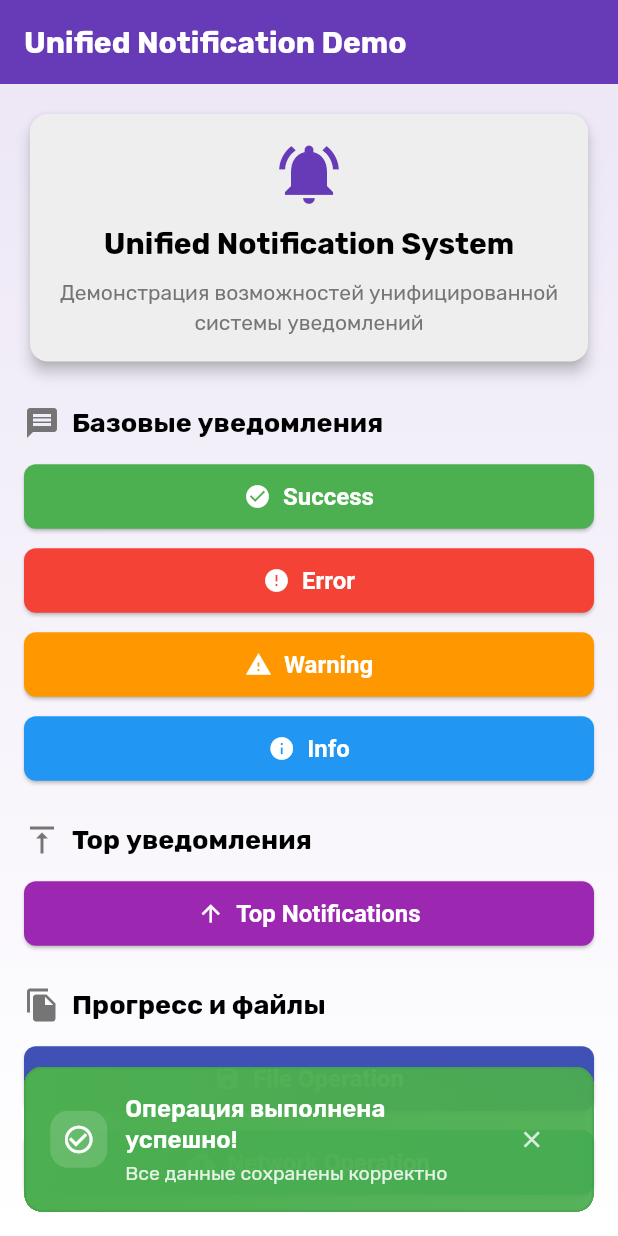
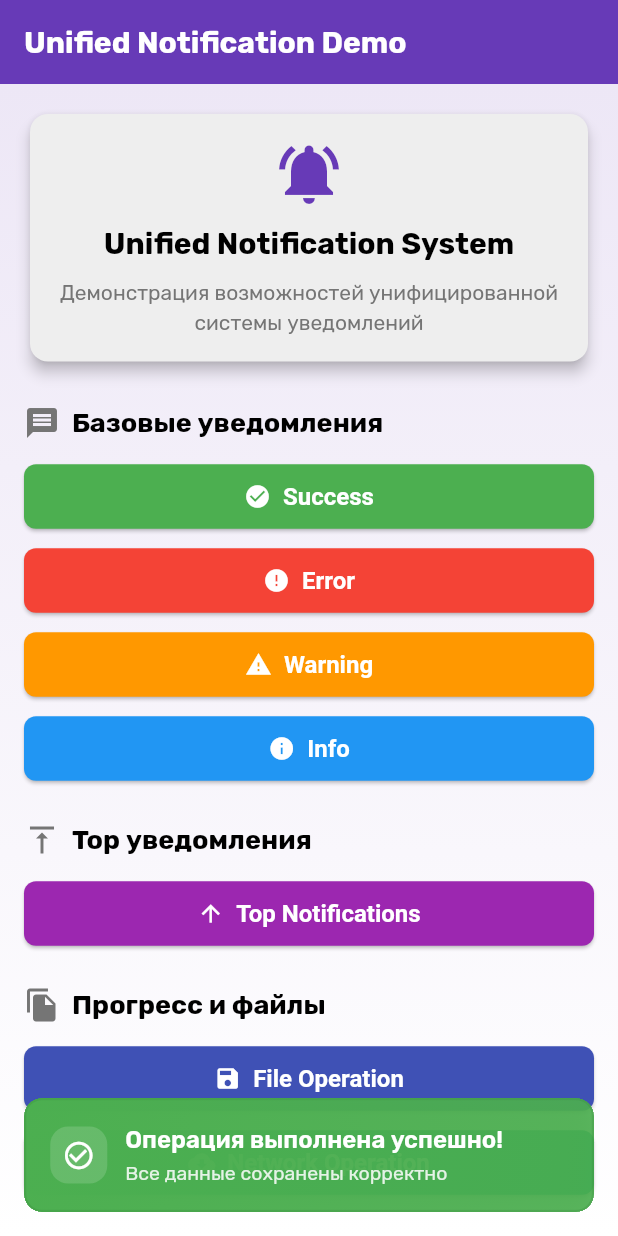
Before and after one commit to vartec-chs/codexa_pass, a Flutter app: the screen it shows after launch, after a tap on "Success", on a phone screen of 412 x 824 dp. Run offline on Flutter 3.47's test engine with Material 3 defaults, Android fonts, the light colour scheme and no system bars; our stand-ins replace device_info_plus, drift, flutter_riverpod, freezed_annotation, go_router, google_fonts and 6 more; missing offline and left inert: go_transitions, window_manager; accounts and stored records are empty; generated files the repository leaves out were written again; statements that could not run were skipped.

Commit message:
refactor: Simplify widget constructors by using 'super.key' and remove unused imports

````diff
--- a/lib/app/routing/router.dart
+++ b/lib/app/routing/router.dart
@@ -1,9 +1,6 @@
 import 'package:codexa_pass/app/routing/routes_path.dart';
-import 'package:codexa_pass/app/utils/snack_bar/examples/top_snack_bar_demo.dart';
-import 'package:codexa_pass/app/utils/snack_bar/top_snack_bar.dart';
 import 'package:codexa_pass/app/utils/unified_notifications/examples/unified_notification_demo.dart';
 import 'package:codexa_pass/features/home/home.dart';
-import 'package:codexa_pass/features/setup/setup.dart';
 
 import 'package:go_router/go_router.dart';
 
--- a/lib/app/utils/snack_bar/examples/top_snack_bar_demo.dart
+++ b/lib/app/utils/snack_bar/examples/top_snack_bar_demo.dart
@@ -3,7 +3,7 @@
 
 /// Демо-страница для Top Snack Bar
 class TopSnackBarDemo extends StatefulWidget {
-  const TopSnackBarDemo({Key? key}) : super(key: key);
+  const TopSnackBarDemo({super.key});
 
   @override
   State<TopSnackBarDemo> createState() => _TopSnackBarDemoState();
--- a/lib/app/utils/snack_bar/top_snack_bar.dart
+++ b/lib/app/utils/snack_bar/top_snack_bar.dart
@@ -132,7 +132,7 @@
 
 /// Пример использования Top Snack Bar
 class TopSnackBarExample extends StatelessWidget {
-  const TopSnackBarExample({Key? key}) : super(key: key);
+  const TopSnackBarExample({super.key});
 
   @override
   Widget build(BuildContext context) {
--- a/lib/app/utils/snack_bar/top_snack_bar_widget.dart
+++ b/lib/app/utils/snack_bar/top_snack_bar_widget.dart
@@ -7,10 +7,10 @@
   final VoidCallback onDismiss;
 
   const TopSnackBarWidget({
-    Key? key,
+    super.key,
     required this.config,
     required this.onDismiss,
-  }) : super(key: key);
+  });
 
   @override
   State<TopSnackBarWidget> createState() => _TopSnackBarWidgetState();
--- a/lib/app/utils/unified_notifications/examples/unified_notification_demo.dart
+++ b/lib/app/utils/unified_notifications/examples/unified_notification_demo.dart
@@ -4,7 +4,7 @@
 
 /// Демонстрационное приложение для унифицированной системы уведомлений
 class UnifiedNotificationDemo extends StatefulWidget {
-  const UnifiedNotificationDemo({Key? key}) : super(key: key);
+  const UnifiedNotificationDemo({super.key});
 
   @override
   State<UnifiedNotificationDemo> createState() =>
--- a/lib/app/utils/unified_notifications/notification_manager.dart
+++ b/lib/app/utils/unified_notifications/notification_manager.dart
@@ -527,21 +527,6 @@
               ),
             ),
           ],
-
-          // Кнопка закрытия
-          if (config.showCloseButton) ...[
-            const SizedBox(width: 4),
-            IconButton(
-              onPressed: () => hideSnackBar(),
-              icon: Icon(
-                Icons.close,
-                color: colors.iconColor.withOpacity(0.8),
-                size: 18,
-              ),
-              padding: const EdgeInsets.all(4),
-              constraints: const BoxConstraints(),
-            ),
-          ],
         ],
       ),
     );
--- a/lib/app/utils/unified_notifications/notification_widget.dart
+++ b/lib/app/utils/unified_notifications/notification_widget.dart
@@ -7,10 +7,10 @@
   final VoidCallback onDismiss;
 
   const NotificationWidget({
-    Key? key,
+    super.key,
     required this.config,
     required this.onDismiss,
-  }) : super(key: key);
+  });
 
   @override
   State<NotificationWidget> createState() => _NotificationWidgetState();
--- a/lib/app/utils/unified_notifications/unified_notification.dart
+++ b/lib/app/utils/unified_notifications/unified_notification.dart
@@ -236,7 +236,7 @@
 
 /// Пример использования унифицированной системы уведомлений
 class UnifiedNotificationExample extends StatelessWidget {
-  const UnifiedNotificationExample({Key? key}) : super(key: key);
+  const UnifiedNotificationExample({super.key});
 
   @override
   Widget build(BuildContext context) {
--- a/lib/app/utils/unified_notifications/unified_notifications.dart
+++ b/lib/app/utils/unified_notifications/unified_notifications.dart
@@ -34,7 +34,7 @@
 /// );
 /// ```
 
-library unified_notifications;
+library;
 
 // Основные компоненты
 export 'notification_config.dart';
--- a/lib/db/db.dart
+++ b/lib/db/db.dart
@@ -2,7 +2,6 @@
 import 'package:drift/drift.dart';
 
 import 'models/db_meta.dart';
-import 'dto/store_dto.dart';
 
 part 'db.g.dart';
 
````
Also changed, not shown: lib/app/utils/snack_bar_templates.dart (deleted), lib/app/utils/snack_bar_ui_examples.dart (deleted).
